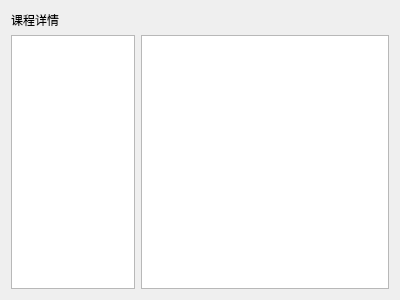
Qt form PKUCourseRadar/courseinfowindow.ui (DynamicCast03/PKUCourseRadar) before a commit.
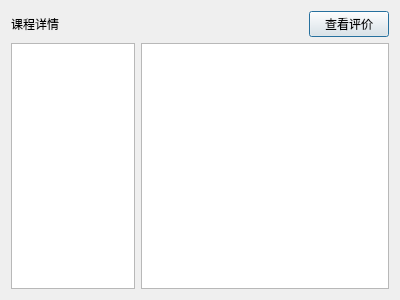
The same form after that commit.

```diff
--- a/PKUCourseRadar/courseinfowindow.ui
+++ b/PKUCourseRadar/courseinfowindow.ui
@@ -15,11 +15,22 @@
   </property>
   <layout class="QVBoxLayout" name="verticalLayout">
    <item>
+    <layout class="QHBoxLayout" name="horizontalLayout_2" stretch="4,1">
+     <item>
     <widget class="QLabel" name="label">
      <property name="text">
       <string>课程详情</string>
      </property>
     </widget>
+     </item>
+     <item>
+      <widget class="QPushButton" name="btn_view_comment">
+       <property name="text">
+        <string>查看评价</string>
+       </property>
+      </widget>
+     </item>
+    </layout>
    </item>
    <item>
     <layout class="QHBoxLayout" name="horizontalLayout" stretch="1,2">
```
Lines whose indentation alone changed are shown as unchanged.
